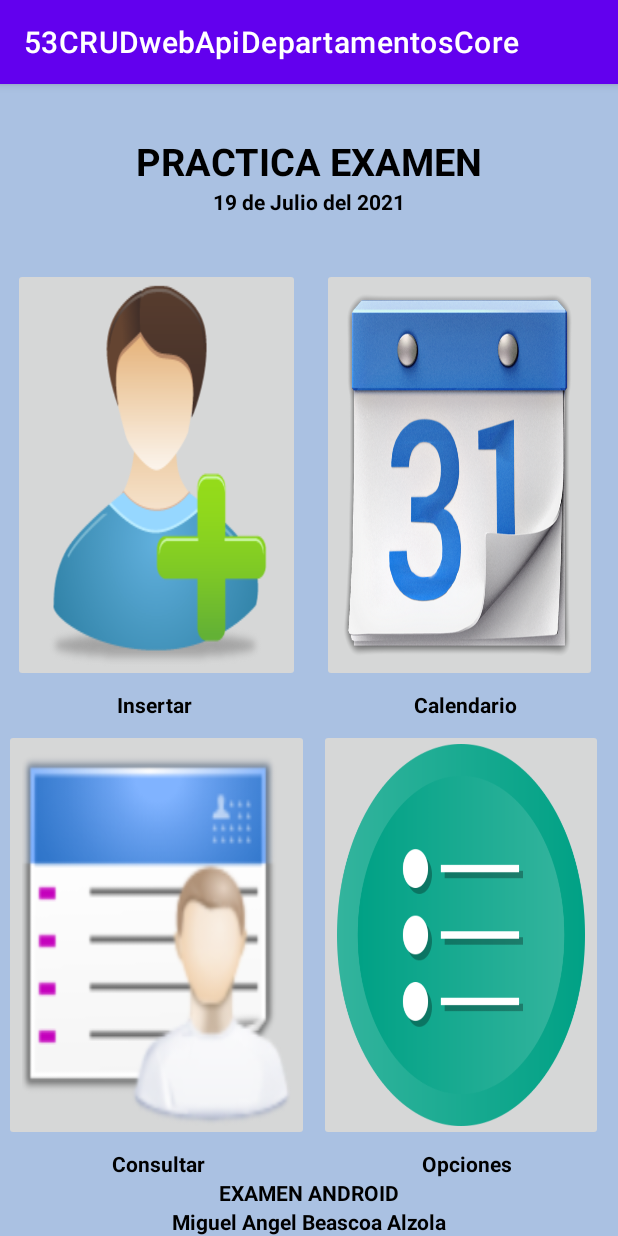
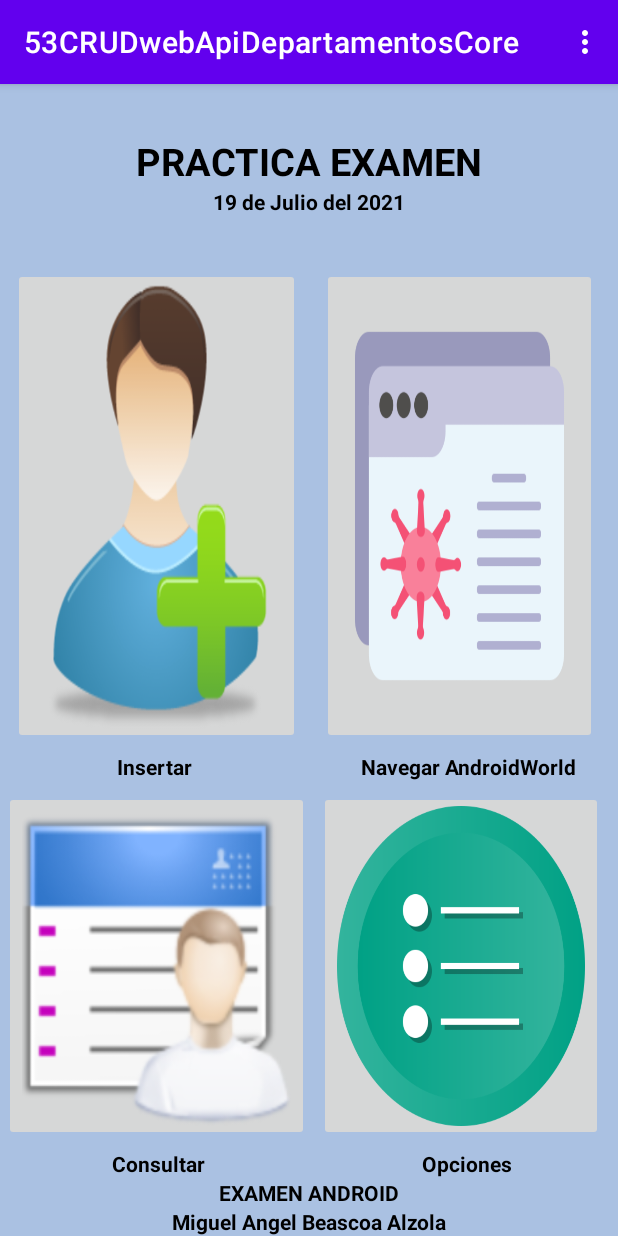
Before and after one commit to mbeascoa/EXAMEN53CRUDwebApiDepartamentosCore, an Android app: the screen it shows after launch (MainActivity), on a phone screen of 412 x 824 dp. Run offline under Robolectric (Android 15) with nearby library versions, the phone set to English and light mode, and no system bars.

Commit message:
incorporacion menu en Listado_registros y cambiar iconoes

```diff
--- a/app/src/main/java/com/example/a53crudwebapidepartamentoscore/MainActivity.java
+++ b/app/src/main/java/com/example/a53crudwebapidepartamentoscore/MainActivity.java
@@ -3,12 +3,19 @@ package com.example.a53crudwebapidepartamentoscore;
 import androidx.appcompat.app.AppCompatActivity;
 
 import android.content.Intent;
+import android.net.Uri;
 import android.os.Bundle;
+
+import android.view.Menu;
+import android.view.MenuItem;
 import android.view.View;
+import android.view.View.OnClickListener;
+
 import android.widget.Button;
 import android.widget.ImageButton;
 import android.widget.TextView;
 import android.widget.ImageView;
+
 
 
 public class MainActivity extends AppCompatActivity {
@@ -16,24 +23,40 @@ public class MainActivity extends AppCompatActivity {
     ImageButton botonleer, botonalta;
     TextView txtdatos;
 
+    //01
     @Override
     protected void onCreate(Bundle savedInstanceState) {
         super.onCreate(savedInstanceState);
         setContentView(R.layout.activity_main);
         this.txtdatos = (TextView) findViewById(R.id.txExamenAndroid);
-        this.botonleer = (ImageButton) findViewById(R.id.button_topleft);
-        this.botonalta = (ImageButton) findViewById(R.id.button_downleft);
+        this.botonalta = (ImageButton) findViewById(R.id.button_topleft);
+        this.botonleer = (ImageButton) findViewById(R.id.button_downleft);
+
+
+        this.botonalta.setOnClickListener(new OnClickListener()  {
+            public void onClick(View v) {
+            insertarRegistro();
     }
 
+    });
+        this.botonleer.setOnClickListener(new OnClickListener()  {
+            public void onClick(View v) {
+                leerRegistros();
+            }
 
-    public void insertarRegistro (View view){
+        });
+}
+
+
+    public void insertarRegistro (){
 
         txtdatos.setText("Vamos a la pantalla para insertar registros");
         Intent i = new Intent(this, Alta_registro.class);
         startActivity(i);
+    }
+    //03 método para leer los registros
 
-    }
-    public void leerRegistros (View view){
+    public void leerRegistros (){
 
         txtdatos.setText("Vamos a la pantalla para leer registros");
         Intent i = new Intent(this, Listado_registros.class);
@@ -43,4 +66,48 @@ public class MainActivity extends AppCompatActivity {
 
 
 
+    // 04 método  para infrar el menu superior
+
+    @Override
+    public boolean onCreateOptionsMenu(Menu menu) {
+        // Inflate the menu; this adds items to the action bar if it is present.
+        getMenuInflater().inflate(R.menu.menu_navegacion, menu);
+        return true;
+    }
+
+    //05 método para gestionar el item seleccionado
+
+    @Override
+    public boolean onOptionsItemSelected(MenuItem item) {
+
+
+        int id = item.getItemId();
+
+        Intent accion;
+
+        if (id== R.id.item_consultar)
+        {
+            leerRegistros();
+        }else if (id== R.id.item_alta_registro)
+        {
+            insertarRegistro();
+        }else if (id== R.id.item_navegar)
+        {
+            accion = new Intent("android.intent.action.VIEW", Uri.parse("http://developer.android.com"));
+            startActivity(accion);
+        }
+
+        return true;
+
+    }
+
+    //06 Método para navegar por internet
+    public void navegar (View view) {
+        Intent accion;
+        accion = new Intent("android.intent.action.VIEW", Uri.parse("http://developer.android.com"));
+        startActivity(accion);
+    }
+
+
+
 }
--- a/app/src/main/res/layout/activity_alta_registro.xml
+++ b/app/src/main/res/layout/activity_alta_registro.xml
@@ -17,7 +17,7 @@
         android:paddingRight="6dp"
         android:paddingBottom="16dp"
         android:text="Número :"
-        android:textSize="24sp" />
+        android:textSize="18sp" />
 
     <EditText
         android:id="@+id/et_Numero_Alta"
@@ -28,7 +28,7 @@
         android:hint="Introduzca el número"
         android:inputType="number"
         android:padding="6dp"
-        android:textSize="24sp" />
+        android:textSize="18sp" />
 
     <TextView
         android:id="@+id/tv_Nombre_Alta"
--- a/app/src/main/res/layout/activity_main.xml
+++ b/app/src/main/res/layout/activity_main.xml
@@ -89,21 +89,22 @@
                 <ImageButton
                     android:id="@+id/button_topright"
                     android:layout_width="wrap_content"
-                    android:layout_height="wrap_content"
-                    android:layout_weight="1"
-                    android:layout_marginBottom="5dp"
+                    android:layout_height="269dp"
                     android:layout_marginLeft="2dp"
                     android:layout_marginRight="5dp"
+                    android:layout_marginBottom="5dp"
+                    android:layout_weight="1"
                     android:adjustViewBounds="true"
+                    android:onClick="navegar"
                     android:scaleType="fitXY"
-                    android:src="@drawable/calendario" />
+                    android:src="@drawable/navegar" />
 
 
                 <TextView
                     android:layout_width="fill_parent"
                     android:layout_height="wrap_content"
                     android:gravity="center"
-                    android:text="Calendario"
+                    android:text=" Navegar AndroidWorld"
                     android:textColor="#000000"
                     android:textStyle="bold" />
             </LinearLayout>
--- /dev/null
+++ b/app/src/main/res/menu/menu_navegacion.xml
@@ -0,0 +1,14 @@
+<?xml version="1.0" encoding="utf-8"?>
+<menu xmlns:app="http://schemas.android.com/apk/res-auto"
+    xmlns:android="http://schemas.android.com/apk/res/android">
+
+    <item
+        android:id="@+id/item_consultar"
+        android:title="Consultar" />
+    <item
+        android:id="@+id/item_alta_registro"
+        android:title="Alta Registro" />
+    <item
+        android:id="@+id/item_navegar"
+        android:title="Navegar" />
+</menu>
```
Also changed, not shown: app/src/main/java/com/example/a53crudwebapidepartamentoscore/Adaptador.java (+22 -8 lines), app/src/main/java/com/example/a53crudwebapidepartamentoscore/Alta_registro.java (+41 -4 lines), app/src/main/java/com/example/a53crudwebapidepartamentoscore/DialogoConfirmacion.java (added, +33 -0 lines), app/src/main/java/com/example/a53crudwebapidepartamentoscore/Listado_registros.java (+44 -0 lines), app/src/main/res/layout/capa_toast.xml (added, +18 -0 lines), app/src/main/res/layout/lista_datos.xml (deleted, +0 -57 lines), app/src/main/res/layout/lista_datos_cardview.xml (added, +90 -0 lines), app/src/main/res/drawable/alarma.png (added), app/src/main/res/drawable/navegar.png (added).
